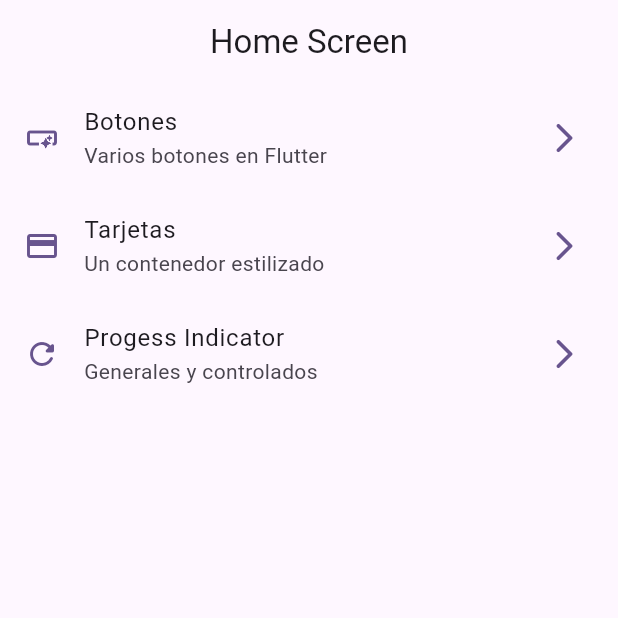
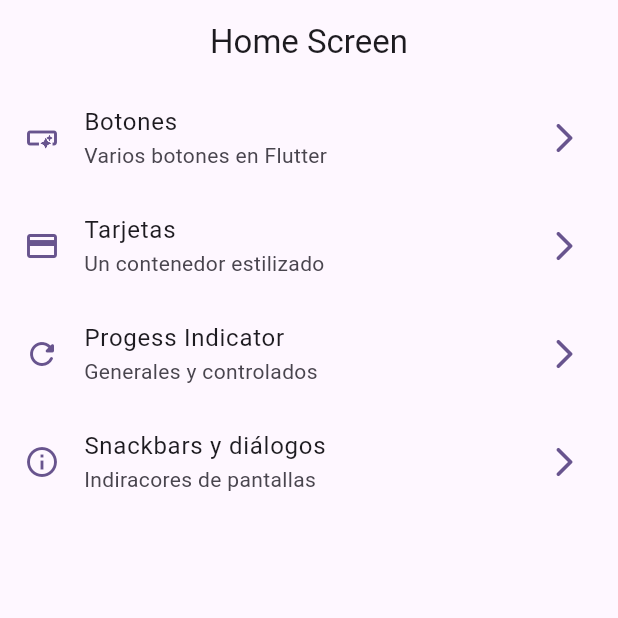
Before and after one commit to FerProx90/flutter-widget_app, a Flutter app: the screen it shows after launch, on a phone screen of 412 x 824 dp, the top half of it. Run offline on Flutter 3.47's test engine with Material 3 defaults, Android fonts, the phone set to English and light mode, and no system bars; our stand-ins replace go_router.

Commit message:
Snackbars y dialogos creados

```diff
--- a/lib/config/menu/menu_items.dart
+++ b/lib/config/menu/menu_items.dart
@@ -34,4 +34,10 @@ class MenuItem {
       link: '/progress',
       icon: Icons.refresh_rounded,
     ),
+    MenuItem(
+      title: 'Snackbars y diálogos',
+      subTitle: 'Indiracores de pantallas',
+      link: '/snackbars',
+      icon: Icons.info_outlined,
+    ),
   ];
--- a/lib/config/router/app_router.dart
+++ b/lib/config/router/app_router.dart
@@ -24,5 +24,10 @@ final appRouter = GoRouter(
       name: ProgressScreen.name,
       builder: (context, state) => const ProgressScreen(),
     ),
+    GoRoute(
+      path: '/snackbars',
+      name: SnackbarScreen.name,
+      builder: (context, state) => const SnackbarScreen(),
+    )
   ],
 );
--- a/lib/main.dart
+++ b/lib/main.dart
@@ -12,6 +12,7 @@ class MainApp extends StatelessWidget {
   @override
   Widget build(BuildContext context) {
     return MaterialApp.router(
+      title: 'Fer App',
       routerConfig: appRouter,
       debugShowCheckedModeBanner: false,
       theme: AppTheme(selectedColor: 5).getTheme(),
```
Also changed, not shown: lib/presentation/screens/snackbar/snackbar_screen.dart (+69 -1 lines).
